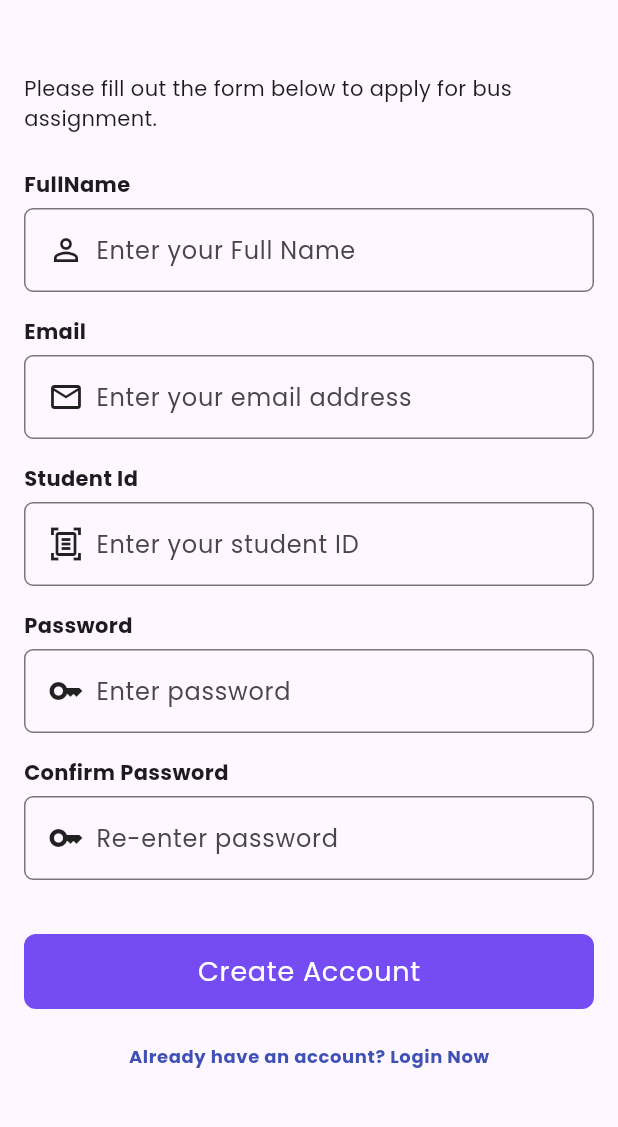
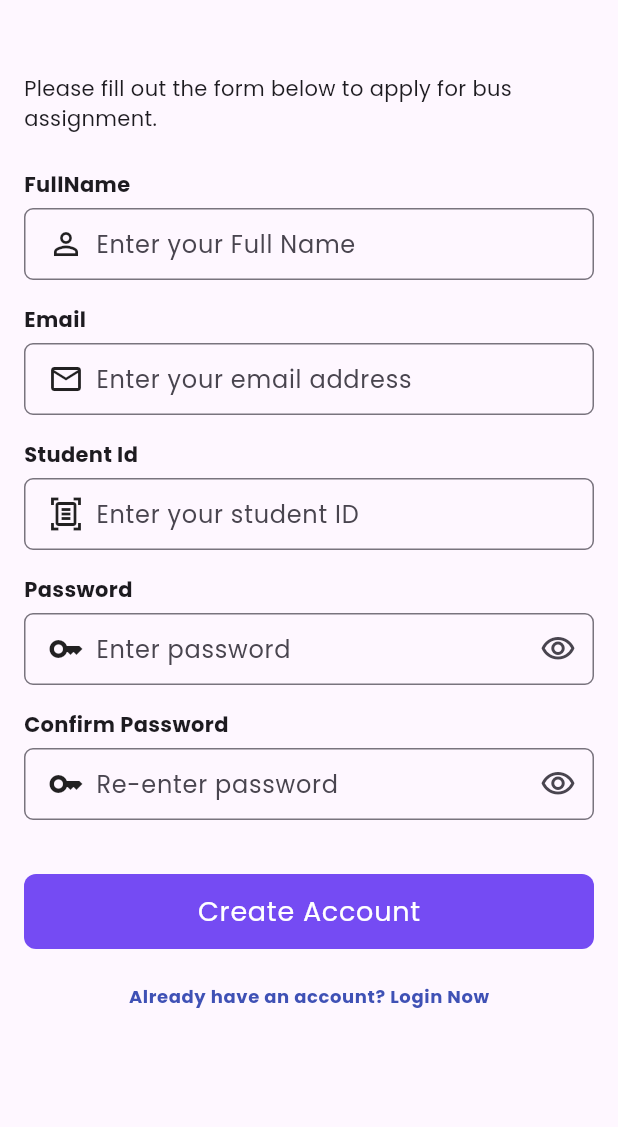
Before and after one commit to itsakhlaqahmed/ubts_fyp, a Flutter app: the SignupPage screen opened directly, on a phone screen of 412 x 824 dp, the part 65-1192 px from its top. Run offline on Flutter 3.47's test engine with Material 3 defaults, Android fonts, the phone set to English and light mode, and no system bars; drawn by our look-alikes of flutter_animate; our stand-ins replace cloud_firestore, email_validator, firebase_auth, firebase_core, google_fonts, shared_preferences; accounts and stored records are empty.

Commit message:
update home.dart

```diff
--- a/lib/main.dart
+++ b/lib/main.dart
@@ -35,8 +35,8 @@ class MainApp extends StatelessWidget {
   Widget build(BuildContext context) {
     return  MaterialApp(
       theme: ThemeData(textTheme: GoogleFonts.getTextTheme('Poppins')),
-      home: const Onboarding(),
-      // home: Home(),
+      // home: const Onboarding(),
+      home: Home(),
     );
   }
 }
--- a/lib/pages/signup.dart
+++ b/lib/pages/signup.dart
@@ -38,6 +38,8 @@ class _SignupPageState extends State<SignupPage> {
       email: formData[User.email]!,
       password: formData[User.password]!,
     );
+
+
     signUpData.remove(User.password);
 
     if (user != null) {
--- a/lib/widgets/login_form.dart
+++ b/lib/widgets/login_form.dart
@@ -1,3 +1,4 @@
+import 'package:firebase_auth/firebase_auth.dart';
 import 'package:flutter/material.dart';
 import 'package:ubts_fyp/pages/home.dart';
 import 'package:ubts_fyp/services/auth_service.dart';
@@ -40,7 +41,7 @@ class _LoginFormState extends State<LoginForm> {
       setState(() {
         _isLoading = true;
       });
-      await AuthService().signInWithEmailAnsPassword(
+      User? user = await AuthService().signInWithEmailAndPassword(
         email: _userName,
         password: _password,
       );
--- a/lib/widgets/text_field.dart
+++ b/lib/widgets/text_field.dart
@@ -1,6 +1,6 @@
 import 'package:flutter/material.dart';
 
-class CustomTextFormField extends StatelessWidget {
+class CustomTextFormField extends StatefulWidget {
   const CustomTextFormField({
     super.key,
     required this.label,
@@ -21,12 +21,19 @@ class CustomTextFormField extends StatelessWidget {
   final String? Function(String?) onValidation;
 
   @override
+  State<CustomTextFormField> createState() => _CustomTextFormFieldState();
+}
+
+class _CustomTextFormFieldState extends State<CustomTextFormField> {
+  bool _isTextHidden = true;
+
+  @override
   Widget build(BuildContext context) {
     return Column(
       crossAxisAlignment: CrossAxisAlignment.start,
       children: [
         Text(
-          label,
+          widget.label,
           style: Theme.of(context).textTheme.bodyMedium!.copyWith(
                 fontWeight: FontWeight.bold,
               ),
@@ -35,23 +42,37 @@ class CustomTextFormField extends StatelessWidget {
           height: 6,
         ),
         TextFormField(
-          style: TextStyle(
+          style: const TextStyle(
             fontWeight: FontWeight.bold,
           ),
-          obscureText: hideText ?? false,
+          obscureText: widget.hideText == true ? _isTextHidden : false,
           autocorrect: false,
           keyboardType: TextInputType.visiblePassword,
-          onSaved: onSave,
-          validator: onValidation,
-          onChanged: onChanged,
+          onSaved: widget.onSave,
+          validator: widget.onValidation,
+          onChanged: widget.onChanged,
           decoration: InputDecoration(
+            contentPadding: const EdgeInsets.symmetric(horizontal: 12, vertical: 4),
+            suffixIcon: widget.hideText ?? false
+                ? IconButton(
+                    onPressed: () {
+                      setState(() {
+                        _isTextHidden = !_isTextHidden;
+                      });
+
+                    },
+                    icon: _isTextHidden
+                        ? const Icon(Icons.visibility_outlined)
+                        : const Icon(Icons.visibility_off_outlined),
+                  )
+                : null,
             label: Row(
               children: [
-                Icon(placeholderIcon),
+                Icon(widget.placeholderIcon),
                 const SizedBox(
                   width: 8,
                 ),
-                Text(placeholderText),
+                Text(widget.placeholderText),
               ],
             ),
             border: OutlineInputBorder(
--- a/pubspec.yaml
+++ b/pubspec.yaml
@@ -15,6 +15,8 @@ dependencies:
     sdk: flutter
   flutter_animate: ^4.5.0
   google_fonts: ^6.2.1
+  google_maps_flutter: ^2.7.0
+  location: ^7.0.0
   shared_preferences: ^2.2.3
   shimmer: ^3.0.0
 
```
Also changed, not shown: lib/pages/home.dart (+15 -0 lines), lib/services/auth_service.dart (+5 -3 lines), pubspec.lock, 1 other file.
